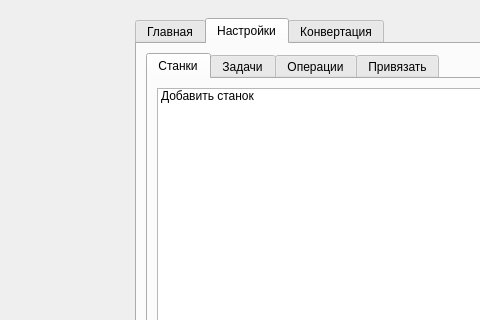
Above: docs/pyside2-designer/ui.ui from filthps/CNC-File-Parser before the change; both pictures show x 0 to 480 and y 0 to 320 of the 1112 by 871 pixel window. Below: the same form after it.
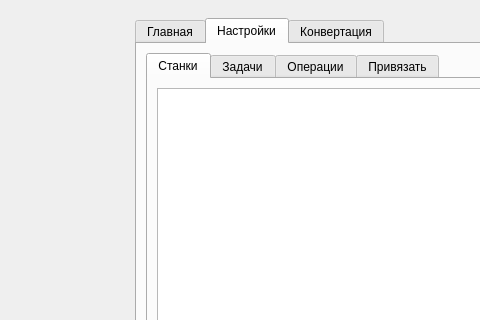
That is the form after the change. Icons and pictures are not drawn.

Patch:
```diff
--- a/docs/pyside2-designer/ui.ui
+++ b/docs/pyside2-designer/ui.ui
@@ -232,13 +232,7 @@
                 <item>
                  <layout class="QVBoxLayout" name="verticalLayout_19">
                   <item>
-                   <widget class="QListWidget" name="add_machine_list_0">
-                    <item>
-                     <property name="text">
-                      <string>Добавить станок</string>
-                     </property>
-                    </item>
-                   </widget>
+                   <widget class="QListWidget" name="add_machine_list_0"/>
                   </item>
                   <item>
                    <layout class="QHBoxLayout" name="horizontalLayout_36">
```
